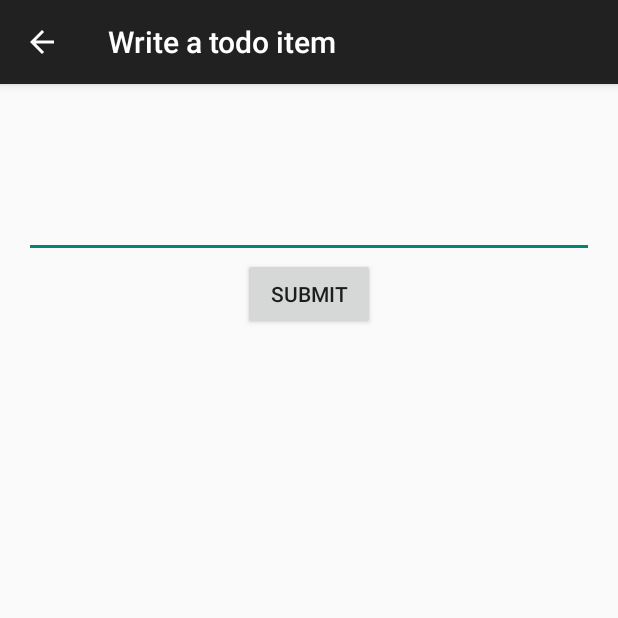
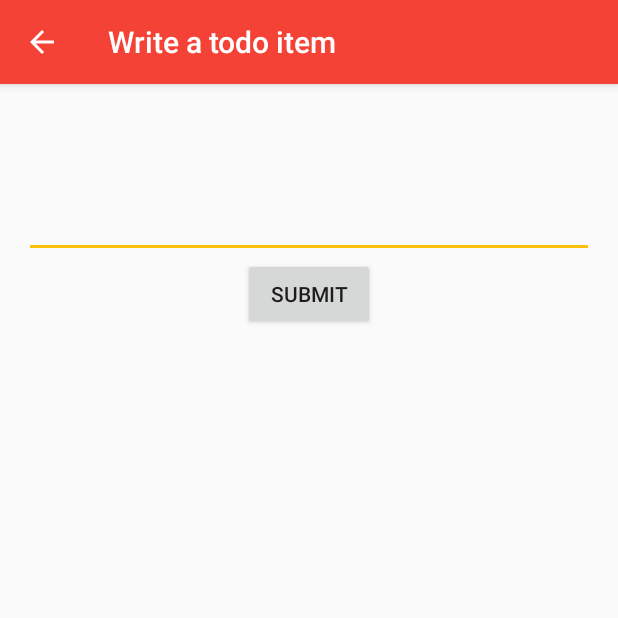
Before and after one commit to codeclassfr/todolist, an Android app: the screen it shows after launch (TodoDetailActivity), after a tap on "Add", on a phone screen of 412 x 824 dp, the top half of it. Run offline under Robolectric (Android 15) with nearby library versions, the phone set to English and light mode, and no system bars.

```diff
--- a/app/build.gradle
+++ b/app/build.gradle
@@ -22,4 +22,5 @@ android {
 dependencies {
     compile fileTree(dir: 'libs', include: ['*.jar'])
     compile 'com.android.support:appcompat-v7:22.1.1'
+    compile 'com.android.support:support-v4:22.1.1'
 }
--- /dev/null
+++ b/app/src/main/java/fr/codeclass/devandroid/todolist/EditTodoFragment.java
@@ -0,0 +1,77 @@
+package fr.codeclass.devandroid.todolist;
+
+
+import android.app.Activity;
+import android.os.Bundle;
+import android.support.v4.app.Fragment;
+import android.view.LayoutInflater;
+import android.view.View;
+import android.view.ViewGroup;
+import android.widget.Button;
+import android.widget.EditText;
+
+
+/**
+ * A simple {@link Fragment} subclass.
+ */
+public class EditTodoFragment extends Fragment {
+
+    private TextSubmitListener textSubmitListener;
+    private EditText editText;
+    private Button submitBtn;
+    private TodoDao todoDao = TodoDao.getInstance();
+
+    public EditTodoFragment() {
+        // Required empty public constructor
+    }
+
+    public interface TextSubmitListener {
+        void onTextSubmitted();
+    }
+
+    @Override
+    public void onAttach(Activity activity) {
+        super.onAttach(activity);
+        try{
+            textSubmitListener = (TextSubmitListener)getActivity();
+        }catch (ClassCastException e){
+            throw new ClassCastException(getActivity().toString() +" must implement TextSubmitListener");
+        }
+
+    }
+
+    @Override
+    public View onCreateView(LayoutInflater inflater, ViewGroup container,
+                             Bundle savedInstanceState) {
+        // Inflate the layout for this fragment
+        View view = inflater.inflate(R.layout.fragment_edit_todo, container, false);
+        editText = (EditText) view.findViewById(R.id.editTodo);
+        submitBtn = (Button) view.findViewById(R.id.submitButton);
+
+        submitBtn.setOnClickListener(new View.OnClickListener() {
+            @Override
+            public void onClick(View v) {
+                String s = editText.getText().toString();
+                if (s != null && !"".equals(s)) {
+                    editText.getText().clear();
+                     if (selectedTodoItem == null)
+                        todoDao.putTodoItem(new TodoItem(s));
+                    else {
+                        selectedTodoItem.setText(s);
+                    }
+                    textSubmitListener.onTextSubmitted();
+
+                }
+            }
+        });
+
+        return view;
+    }
+    private TodoItem selectedTodoItem;
+    public void updateSelectedTodoItem(TodoItem todoItem){
+        this.selectedTodoItem = todoItem;
+        editText.setText(todoItem.getText());
+    }
+
+
+}
--- a/app/src/main/java/fr/codeclass/devandroid/todolist/MainActivity.java
+++ b/app/src/main/java/fr/codeclass/devandroid/todolist/MainActivity.java
@@ -1,38 +1,27 @@
 package fr.codeclass.devandroid.todolist;
 
-import android.content.Context;
 import android.content.Intent;
+import android.content.res.Configuration;
 import android.os.Bundle;
 import android.support.v7.app.AppCompatActivity;
-import android.view.LayoutInflater;
 import android.view.Menu;
 import android.view.MenuItem;
-import android.view.View;
-import android.view.ViewGroup;
-import android.widget.ArrayAdapter;
 import android.widget.ListView;
-import android.widget.TextView;
-
-import java.util.ArrayList;
-import java.util.List;
-import java.util.zip.Inflater;
 
 
-public class MainActivity extends AppCompatActivity {
+public class MainActivity extends AppCompatActivity implements TodoListFragment.TodoListItemClickAction,
+        EditTodoFragment.TextSubmitListener {
 
-    private ListView listView;
-    private MyAdapter myAdapter;
-    private TodoDao todoDao = TodoDao.getInstance();
+    private boolean m2panelsMode=false;
 
     @Override
     protected void onCreate(Bundle savedInstanceState) {
         super.onCreate(savedInstanceState);
         setContentView(R.layout.activity_main);
 
-        listView = (ListView) findViewById(R.id.todoList);
+        m2panelsMode=(getResources().getConfiguration().orientation
+                == Configuration.ORIENTATION_LANDSCAPE);
 
-        myAdapter = new MyAdapter(this, R.layout.one_todo_item, todoDao.getTodoItemList());
-        listView.setAdapter(myAdapter);
     }
 
     @Override
@@ -63,27 +52,30 @@ public class MainActivity extends AppCompatActivity {
     @Override
     protected void onResume() {
         super.onResume();
-        listView.invalidateViews();
+
     }
 
-    private class MyAdapter extends ArrayAdapter<TodoItem>{
-        private int resourceLayout;
-        public MyAdapter(Context context, int resource, List<TodoItem> todoItems) {
-            super(context, resource, todoItems);
-            this.resourceLayout = resource;
+    @Override
+    public void onTodoListItemClicked(TodoItem todoItem) {
+
+        if(m2panelsMode){
+            EditTodoFragment fragment = (EditTodoFragment)
+                    getSupportFragmentManager().findFragmentById(R.id.fragmentEditTodo);
+            fragment.updateSelectedTodoItem(todoItem);
+
+        }else {
+            Intent intent = new Intent(this, TodoDetailActivity.class);
+            intent.putExtra(TodoItem.ID, todoItem.getId());
+            startActivity(intent);
+        }
+    }
+
+    @Override
+    public void onTextSubmitted() {
+        if(m2panelsMode){
+            ListView listView = (ListView) this.findViewById(R.id.todoList);
+            listView.invalidateViews();
         }
 
-        @Override
-        public View getView(int position, View convertView, ViewGroup parent) {
-            LayoutInflater inflater = (LayoutInflater)getSystemService(LAYOUT_INFLATER_SERVICE);
-
-            View v = inflater.inflate(resourceLayout, parent, false);
-
-            TextView textView = (TextView) v.findViewById(R.id.todoTextView);
-
-            textView.setText(getItem(position).getText());
-
-            return v;
-        }
     }
 }
--- a/app/src/main/java/fr/codeclass/devandroid/todolist/TodoDetailActivity.java
+++ b/app/src/main/java/fr/codeclass/devandroid/todolist/TodoDetailActivity.java
@@ -10,36 +10,26 @@ import android.widget.Button;
 import android.widget.EditText;
 
 
-public class TodoDetailActivity extends AppCompatActivity {
+public class TodoDetailActivity extends AppCompatActivity implements EditTodoFragment.TextSubmitListener {
 
-    private EditText editText;
-    private Button submitBtn;
     private TodoDao todoDao = TodoDao.getInstance();
+
 
     @Override
     protected void onCreate(Bundle savedInstanceState) {
         super.onCreate(savedInstanceState);
         setContentView(R.layout.activity_todo_detail);
-
         getSupportActionBar().setDisplayHomeAsUpEnabled(true);
 
+        int id = getIntent().getIntExtra(TodoItem.ID, -1);
+        if(id>-1){
+            EditTodoFragment editTodoFragment = (EditTodoFragment)
+                    getSupportFragmentManager().findFragmentById(R.id.fragmentEditTodo);
 
-        editText = (EditText) findViewById(R.id.editTodo);
-        submitBtn = (Button) findViewById(R.id.submitButton);
+            editTodoFragment.updateSelectedTodoItem(todoDao.getTodoItemById(id));
 
-        submitBtn.setOnClickListener(new View.OnClickListener() {
-            @Override
-            public void onClick(View v) {
-               String s =  editText.getText().toString();
-                if(s!=null && !"".equals(s)){
-                    todoDao.putTodoItem(new TodoItem(s));
-                    finish();
-                }
-            }
-        });
-
-
-    }
+        }
+ }
 
 
     @Override
@@ -64,4 +54,9 @@ public class TodoDetailActivity extends AppCompatActivity {
 
         return super.onOptionsItemSelected(item);
     }
+
+    @Override
+    public void onTextSubmitted() {
+        finish();
+    }
 }
--- a/app/src/main/java/fr/codeclass/devandroid/todolist/TodoItem.java
+++ b/app/src/main/java/fr/codeclass/devandroid/todolist/TodoItem.java
@@ -6,6 +6,10 @@ import android.content.Intent;
  * Created by fengqin on 20/05/2015.
  */
 public class TodoItem {
+
+    //constants pour passer les paramètres
+    public static final String ID="TODO_ITEM_ID";
+
 
     private Integer id;
     private String text;
--- /dev/null
+++ b/app/src/main/java/fr/codeclass/devandroid/todolist/TodoListFragment.java
@@ -0,0 +1,100 @@
+package fr.codeclass.devandroid.todolist;
+
+
+import android.app.Activity;
+import android.content.Context;
+import android.os.Bundle;
+import android.support.v4.app.Fragment;
+import android.view.LayoutInflater;
+import android.view.View;
+import android.view.ViewGroup;
+import android.widget.AdapterView;
+import android.widget.ArrayAdapter;
+import android.widget.ListView;
+import android.widget.TextView;
+
+import java.util.List;
+
+
+/**
+ * A simple {@link Fragment} subclass.
+ */
+public class TodoListFragment extends Fragment {
+
+    private TodoListItemClickAction todoListItemClickAction;
+    private ListView listView;
+    private MyAdapter myAdapter;
+    private TodoDao todoDao = TodoDao.getInstance();
+
+    public interface TodoListItemClickAction{
+
+        void onTodoListItemClicked(TodoItem todoItem);
+    }
+
+    public TodoListFragment() {
+        // Required empty public constructor
+    }
+
+
+    @Override
+    public View onCreateView(LayoutInflater inflater, ViewGroup container,
+                             Bundle savedInstanceState) {
+        // Inflate the layout for this fragment
+        View view = inflater.inflate(R.layout.fragment_todo_list, container, false);
+        listView = (ListView) view.findViewById(R.id.todoList);
+
+        myAdapter = new MyAdapter(getActivity(), R.layout.one_todo_item, todoDao.getTodoItemList());
+        listView.setAdapter(myAdapter);
+        listView.setOnItemClickListener(new AdapterView.OnItemClickListener() {
+            @Override
+            public void onItemClick(AdapterView<?> parent, View view, int position, long id) {
+                todoListItemClickAction.onTodoListItemClicked((TodoItem)listView.getItemAtPosition(position));
+            }
+        });
+
+        return view;
+    }
+
+    @Override
+    public void onAttach(Activity activity) {
+        super.onAttach(activity);
+        try {
+            todoListItemClickAction = (TodoListItemClickAction) getActivity();
+        }catch (ClassCastException e){
+            throw new ClassCastException(getActivity().toString() +" must implement TodoListItemClickAction");
+        }
+
+    }
+
+    @Override
+    public void onResume() {
+        super.onResume();
+        listView.invalidateViews();
+    }
+
+    private class MyAdapter extends ArrayAdapter<TodoItem> {
+        private int resourceLayout;
+        public MyAdapter(Context context, int resource, List<TodoItem> todoItems) {
+            super(context, resource, todoItems);
+            this.resourceLayout = resource;
+        }
+
+        private static final int TODO_TEXT_LENGTH = 30;
+        private static final String ADDITIONAL_POINTS = "...";
+        @Override
+        public View getView(int position, View convertView, ViewGroup parent) {
+            LayoutInflater inflater = (LayoutInflater)getActivity().getSystemService(Activity.LAYOUT_INFLATER_SERVICE);
+
+            View v = inflater.inflate(resourceLayout, parent, false);
+
+            TextView textView = (TextView) v.findViewById(R.id.todoTextView);
+            String todoText = getItem(position).getText();
+            if(todoText!=null && todoText.length()>TODO_TEXT_LENGTH){
+                todoText = todoText.substring(0, TODO_TEXT_LENGTH-1)+ADDITIONAL_POINTS;
+            }
+            textView.setText(todoText);
+
+            return v;
+        }
+    }
+}
--- a/app/src/main/res/layout/activity_todo_detail.xml
+++ b/app/src/main/res/layout/activity_todo_detail.xml
@@ -8,18 +8,9 @@
     tools:context="fr.codeclass.devandroid.todolist.TodoDetailActivity">
 
 
-    <EditText
+    <fragment
         android:layout_width="match_parent"
         android:layout_height="wrap_content"
-        android:minHeight="100dp"
-        android:id="@+id/editTodo" />
-
-    <Button
-        android:layout_width="wrap_content"
-        android:layout_height="wrap_content"
-        android:text="@string/submit"
-        android:id="@+id/submitButton"
-        android:layout_gravity="center_horizontal" />
-
-
+        android:name="fr.codeclass.devandroid.todolist.EditTodoFragment"
+        android:id="@+id/fragmentEditTodo" />
 </LinearLayout>
--- /dev/null
+++ b/app/src/main/res/layout/fragment_edit_todo.xml
@@ -0,0 +1,17 @@
+<LinearLayout xmlns:android="http://schemas.android.com/apk/res/android"
+    android:layout_width="match_parent"
+    android:layout_height="match_parent"
+    android:orientation="vertical">
+    <EditText
+        android:layout_width="match_parent"
+        android:layout_height="wrap_content"
+        android:minHeight="100dp"
+        android:id="@+id/editTodo" />
+
+    <Button
+        android:layout_width="wrap_content"
+        android:layout_height="wrap_content"
+        android:text="@string/submit"
+        android:id="@+id/submitButton"
+        android:layout_gravity="center_horizontal" />
+</LinearLayout>
--- /dev/null
+++ b/app/src/main/res/values/colors.xml
@@ -0,0 +1,12 @@
+<?xml version="1.0" encoding="utf-8"?>
+<resources>
+
+    <color name="primary">#F44336</color>
+    <color name="primary_dark">#D32F2F</color>
+    <color name="primary_light">#FFCDD2</color>
+    <color name="accent">#FFC107</color>
+    <color name="primary_text">#212121</color>
+    <color name="secondary_text">#727272</color>
+    <color name="icons">#FFFFFF</color>
+    <color name="divider">#B6B6B6</color>
+</resources>
--- a/app/src/main/res/values/strings.xml
+++ b/app/src/main/res/values/strings.xml
@@ -6,4 +6,7 @@
     <string name="title_activity_todo_detail">Write a todo item</string>
     <string name="action_add">Add</string>
     <string name="submit">Submit</string>
+
+<!-- TODO: Remove or change this placeholder text -->
+    <string name="hello_blank_fragment">Hello blank fragment</string>
 </resources>
--- a/app/src/main/res/values/styles.xml
+++ b/app/src/main/res/values/styles.xml
@@ -3,6 +3,9 @@
     <!-- Base application theme. -->
     <style name="AppTheme" parent="Theme.AppCompat.Light.DarkActionBar">
         <!-- Customize your theme here. -->
+        <item name="colorPrimary">@color/primary</item>
+        <item name="colorPrimaryDark">@color/primary_dark</item>
+        <item name="colorAccent">@color/accent</item>
     </style>
 
 </resources>
```
Also changed, not shown: app/src/main/res/layout-land/activity_main.xml (added, +30 -0 lines), app/src/main/res/layout/activity_main.xml (+7 -3 lines), app/src/main/res/layout/fragment_todo_list.xml (added, +12 -0 lines).
